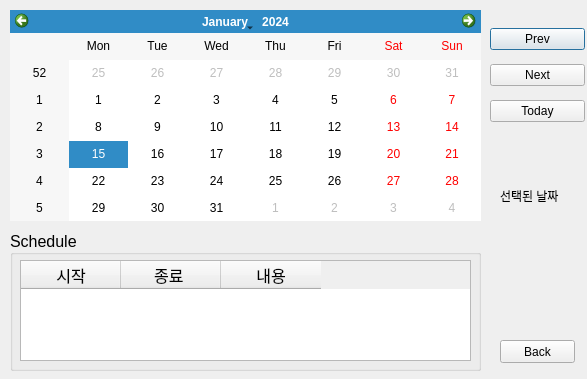
Above: Team_GUI/Main/Task/task_calender_calType_02.ui from JayPark0110/Embedded_Team1_BackUp before the change. Below: the same form after it.
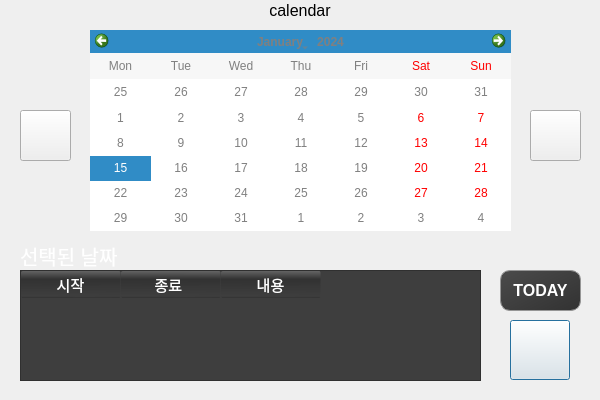
That is the form after the change.

Commit message: 캘린더 UI 변경

Patch:
```diff
--- a/Team_GUI/Main/Task/task_calender_calType_02.ui
+++ b/Team_GUI/Main/Task/task_calender_calType_02.ui
@@ -6,42 +6,93 @@
    <rect>
     <x>0</x>
     <y>0</y>
-    <width>587</width>
-    <height>379</height>
+    <width>600</width>
+    <height>400</height>
    </rect>
   </property>
   <property name="windowTitle">
    <string>Dialog</string>
   </property>
-  <widget class="QGroupBox" name="groupBox">
+  <widget class="QPushButton" name="btn_back">
    <property name="geometry">
     <rect>
-     <x>10</x>
-     <y>230</y>
-     <width>471</width>
-     <height>141</height>
+     <x>510</x>
+     <y>320</y>
+     <width>60</width>
+     <height>60</height>
     </rect>
    </property>
-   <property name="font">
-    <font>
-     <family>Arial</family>
-     <pointsize>12</pointsize>
-    </font>
+   <property name="text">
+    <string/>
    </property>
-   <property name="title">
-    <string>Schedule</string>
-   </property>
-   <property name="alignment">
-    <set>Qt::AlignLeading|Qt::AlignLeft|Qt::AlignVCenter</set>
-   </property>
-   <widget class="QTableWidget" name="tableWidget">
+  </widget>
+  <widget class="QCalendarWidget" name="calendarWidget">
     <property name="geometry">
      <rect>
-      <x>10</x>
+     <x>90</x>
       <y>30</y>
-      <width>451</width>
-      <height>101</height>
-     </rect>
+     <width>421</width>
+     <height>201</height>
+    </rect>
+   </property>
+   <property name="autoFillBackground">
+    <bool>true</bool>
+   </property>
+   <property name="styleSheet">
+    <string notr="true">color:gray;</string>
+   </property>
+   <property name="selectionMode">
+    <enum>QCalendarWidget::SingleSelection</enum>
+   </property>
+   <property name="verticalHeaderFormat">
+    <enum>QCalendarWidget::NoVerticalHeader</enum>
+   </property>
+   <property name="navigationBarVisible">
+    <bool>true</bool>
+   </property>
+  </widget>
+  <widget class="QLabel" name="label_selectedDate">
+   <property name="geometry">
+    <rect>
+     <x>20</x>
+     <y>240</y>
+     <width>151</width>
+     <height>31</height>
+    </rect>
+   </property>
+   <property name="font">
+    <font>
+     <pointsize>15</pointsize>
+    </font>
+   </property>
+   <property name="styleSheet">
+    <string notr="true">color:white;</string>
+   </property>
+   <property name="text">
+    <string>선택된 날짜</string>
+   </property>
+  </widget>
+  <widget class="QTableWidget" name="tableWidget">
+   <property name="geometry">
+    <rect>
+     <x>20</x>
+     <y>270</y>
+     <width>461</width>
+     <height>111</height>
+    </rect>
+   </property>
+   <property name="styleSheet">
+    <string notr="true">QTableWidget{
+color:white;
+font:bold;
+background-color:#3e3e3e;
+}
+QTableWidget QHeaderView { background-color: #00000000;
+color: white;}
+QTableWidget QHeaderView::section { background-color:qlineargradient(spread:reflect, x1:1, y1:0, x2:0.995, y2:1, stop:0 rgba(100,100, 100, 255), stop:0.305419 rgba(50, 50, 50, 255), stop:0.935961 rgba(10, 11, 18, 0), stop:1 rgba(50, 50, 50, 255)); border-radius:2px;}
+QTableWidget QHeaderView::section:checked { background-color: #FFC000; color: #000000;}
+QHeaderView::section:horizontal { border-right: 1px solid #00000000; }
+QHeaderView::section:vertical { border-bottom: 1px solid #AAAAAA; }</string>
     </property>
     <property name="rowCount">
      <number>0</number>
@@ -49,90 +100,115 @@
     <property name="columnCount">
      <number>3</number>
     </property>
+   <attribute name="verticalHeaderVisible">
+    <bool>false</bool>
+   </attribute>
     <column>
      <property name="text">
       <string>시작</string>
      </property>
+    <property name="font">
+     <font>
+      <pointsize>11</pointsize>
+     </font>
+    </property>
     </column>
     <column>
      <property name="text">
       <string>종료 </string>
      </property>
+    <property name="font">
+     <font>
+      <pointsize>11</pointsize>
+     </font>
+    </property>
     </column>
     <column>
      <property name="text">
       <string>내용</string>
      </property>
-    </column>
-   </widget>
-  </widget>
-  <widget class="QWidget" name="verticalLayoutWidget">
+    <property name="font">
+     <font>
+      <pointsize>11</pointsize>
+     </font>
+    </property>
+   </column>
+  </widget>
+  <widget class="QLabel" name="label_bar">
    <property name="geometry">
     <rect>
-     <x>490</x>
-     <y>20</y>
-     <width>95</width>
-     <height>112</height>
+     <x>0</x>
+     <y>0</y>
+     <width>600</width>
+     <height>21</height>
     </rect>
    </property>
-   <layout class="QVBoxLayout" name="verticalLayout">
-    <item>
+   <property name="font">
+    <font>
+     <family>Arial</family>
+     <pointsize>12</pointsize>
+     <weight>50</weight>
+     <bold>false</bold>
+    </font>
+   </property>
+   <property name="text">
+    <string>calendar</string>
+   </property>
+   <property name="textFormat">
+    <enum>Qt::PlainText</enum>
+   </property>
+   <property name="alignment">
+    <set>Qt::AlignCenter</set>
+   </property>
+  </widget>
      <widget class="QPushButton" name="btn_prev_month">
+   <property name="geometry">
+    <rect>
+     <x>20</x>
+     <y>110</y>
+     <width>51</width>
+     <height>51</height>
+    </rect>
+   </property>
       <property name="text">
-       <string>Prev</string>
-      </property>
-     </widget>
-    </item>
-    <item>
+    <string/>
+   </property>
+  </widget>
      <widget class="QPushButton" name="btn_next_month">
+   <property name="geometry">
+    <rect>
+     <x>530</x>
+     <y>110</y>
+     <width>51</width>
+     <height>51</height>
+    </rect>
+   </property>
       <property name="text">
-       <string>Next</string>
-      </property>
-     </widget>
-    </item>
-    <item>
+    <string/>
+   </property>
+  </widget>
      <widget class="QPushButton" name="btn_today">
-      <property name="text">
-       <string>Today</string>
-      </property>
-     </widget>
-    </item>
-   </layout>
-  </widget>
-  <widget class="QPushButton" name="btn_back">
    <property name="geometry">
     <rect>
      <x>500</x>
-     <y>340</y>
-     <width>75</width>
-     <height>23</height>
+     <y>270</y>
+     <width>81</width>
+     <height>41</height>
     </rect>
    </property>
-   <property name="text">
-    <string>Back</string>
+   <property name="styleSheet">
+    <string notr="true">QPushButton{	
+	font:bold;
+	font-size:12pt;
+	color: white;
+	background-color: qlineargradient(spread:pad, x1:0, y1:0, x2:1, y2:1, stop:0 rgba(75,75, 75, 255), stop:1 rgba(50, 50, 50, 255));
+	border-radius: 10px;
+	border:1px solid rgb(150,150,150);
+
+}</string>
    </property>
-  </widget>
-  <widget class="QCalendarWidget" name="calendarWidget">
-   <property name="geometry">
-    <rect>
-     <x>10</x>
-     <y>10</y>
-     <width>471</width>
-     <height>211</height>
-    </rect>
-   </property>
-  </widget>
-  <widget class="QLabel" name="label_selectedDate">
-   <property name="geometry">
-    <rect>
-     <x>500</x>
-     <y>180</y>
-     <width>71</width>
-     <height>31</height>
-    </rect>
-   </property>
    <property name="text">
-    <string>선택된 날짜</string>
+    <string>TODAY</string>
    </property>
   </widget>
  </widget>
```
Lines whose indentation alone changed are shown as unchanged.
